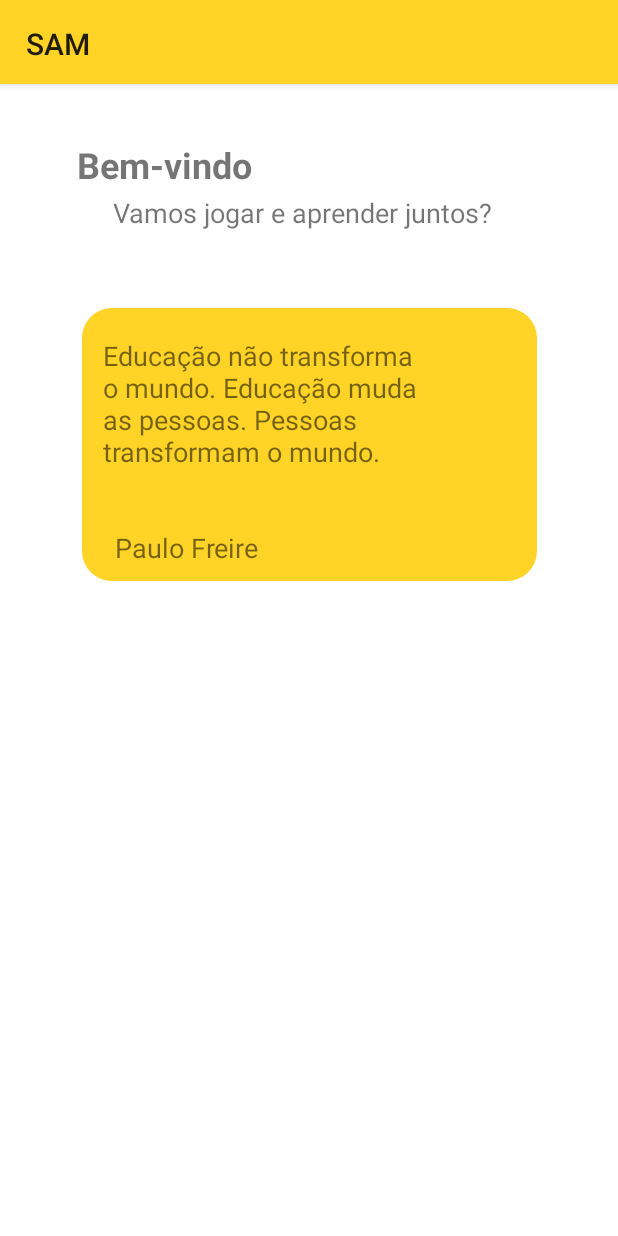
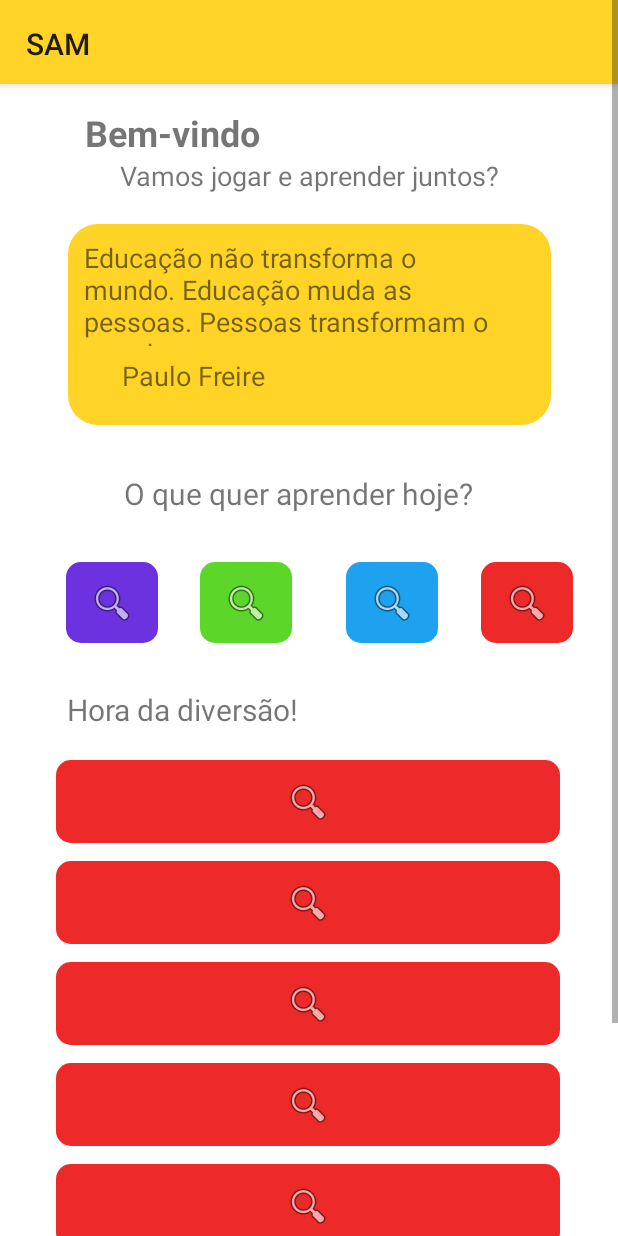
Before and after one commit to blackkseaw/SA_Android, an Android app: the Main2Activity screen opened directly, with no data from a screen before it, on a phone screen of 412 x 824 dp. Run offline under Robolectric (Android 15) with nearby library versions, the phone set to English and light mode, and no system bars.

Commit message:
scrollview funcionando e nada quebrando

```diff
--- /dev/null
+++ b/app/src/main/java/com/example/myapplication/CustomAdapter.java
@@ -0,0 +1,52 @@
+package com.example.myapplication;
+
+import androidx.appcompat.app.AppCompatActivity;
+
+import android.os.Bundle;
+import android.widget.BaseAdapter;
+import android.widget.Button;
+import android.view.View;
+import android.view.ViewGroup;
+
+import java.util.ArrayList;
+
+public class CustomAdapter extends BaseAdapter {
+    private ArrayList<Button> mButtons = null;
+    private int mColumnWidth, mColumnHeight;
+
+    public CustomAdapter(ArrayList<Button> buttons, int columnWidth, int columnHeight) {
+        mButtons = buttons;
+        mColumnWidth = columnWidth;
+        mColumnHeight = columnHeight;
+    }
+
+    @Override
+    public int getCount() {
+        return mButtons.size();
+    }
+
+    @Override
+    public Object getItem(int position) {return (Object) mButtons.get(position);}
+
+    @Override
+    public long getItemId(int position) {
+        return position;
+    }
+
+    @Override
+    public View getView(int position, View convertView, ViewGroup parent) {
+        Button button;
+
+        if (convertView == null) {
+            button = mButtons.get(position);
+        } else {
+            button = (Button) convertView;
+        }
+
+        android.widget.AbsListView.LayoutParams params =
+                new android.widget.AbsListView.LayoutParams(mColumnWidth, mColumnHeight);
+        button.setLayoutParams(params);
+
+        return button;
+    }
+}
--- a/app/src/main/java/com/example/myapplication/MainActivity.java
+++ b/app/src/main/java/com/example/myapplication/MainActivity.java
@@ -34,4 +34,5 @@ public class MainActivity extends AppCompatActivity {
         Intent intent = new Intent(getApplicationContext(), MainActivity.class);
         startActivity(intent);
     }
+
 }
--- a/app/src/main/java/com/example/myapplication/Quebracabeca.java
+++ /dev/null
@@ -1,14 +0,0 @@
-package com.example.myapplication;
-
-import androidx.appcompat.app.AppCompatActivity;
-
-import android.os.Bundle;
-
-public class Quebracabeca extends AppCompatActivity {
-
-    @Override
-    protected void onCreate(Bundle savedInstanceState) {
-        super.onCreate(savedInstanceState);
-        setContentView(R.layout.activity_quebracabeca);
-    }
-}
--- /dev/null
+++ b/app/src/main/res/drawable/bluebutton.xml
@@ -0,0 +1,9 @@
+<?xml version="1.0" encoding="utf-8"?>
+<selector xmlns:android="http://schemas.android.com/apk/res/android">
+    <item>
+        <shape android:shape="rectangle">
+            <solid android:color="#1EA2EF"/>
+            <corners android:radius="10dp"/>
+        </shape>
+    </item>
+</selector>
--- /dev/null
+++ b/app/src/main/res/drawable/greenbutton.xml
@@ -0,0 +1,9 @@
+<?xml version="1.0" encoding="utf-8"?>
+<selector xmlns:android="http://schemas.android.com/apk/res/android">
+    <item>
+        <shape android:shape="rectangle">
+            <solid android:color="#5CD628 "/>
+            <corners android:radius="10dp"/>
+        </shape>
+    </item>
+</selector>
--- /dev/null
+++ b/app/src/main/res/drawable/purplebutton.xml
@@ -0,0 +1,9 @@
+<?xml version="1.0" encoding="utf-8"?>
+<selector xmlns:android="http://schemas.android.com/apk/res/android">
+    <item>
+        <shape android:shape="rectangle">
+            <solid android:color="#6C32DF"/>
+            <corners android:radius="10dp"/>
+        </shape>
+    </item>
+</selector>
--- /dev/null
+++ b/app/src/main/res/drawable/redbutton.xml
@@ -0,0 +1,9 @@
+<?xml version="1.0" encoding="utf-8"?>
+<selector xmlns:android="http://schemas.android.com/apk/res/android">
+    <item>
+        <shape android:shape="rectangle">
+            <solid android:color="#ED2929"/>
+            <corners android:radius="10dp"/>
+        </shape>
+    </item>
+</selector>
--- a/app/src/main/res/layout/activity_main2.xml
+++ b/app/src/main/res/layout/activity_main2.xml
@@ -1,11 +1,17 @@
 <?xml version="1.0" encoding="utf-8"?>
-<androidx.constraintlayout.widget.ConstraintLayout xmlns:android="http://schemas.android.com/apk/res/android"
+<ScrollView xmlns:android="http://schemas.android.com/apk/res/android"
     xmlns:app="http://schemas.android.com/apk/res-auto"
     xmlns:tools="http://schemas.android.com/tools"
     android:layout_width="match_parent"
     android:layout_height="match_parent"
     android:background="@android:color/white"
     tools:context=".Main2Activity">
+
+    <LinearLayout
+        android:layout_width="match_parent"
+        android:layout_height="match_parent"
+        android:orientation="vertical">
+
 
     <com.google.android.material.appbar.AppBarLayout
         android:layout_width="match_parent"
@@ -33,72 +39,15 @@
             app:title="SAM" />
     </com.google.android.material.appbar.AppBarLayout>
 
-    <TextView
-        android:id="@+id/text5"
-        android:layout_width="303dp"
-        android:layout_height="182dp"
-        android:background="@drawable/yellow_box"
-        app:layout_constraintBottom_toBottomOf="parent"
-        app:layout_constraintEnd_toEndOf="parent"
-        app:layout_constraintStart_toStartOf="parent"
-        app:layout_constraintTop_toTopOf="parent"
-        app:layout_constraintVertical_bias="0.32" />
+        <include
+            layout="@layout/games"
+            android:layout_width="match_parent"
+            android:layout_height="403dp" />
 
-    <TextView
-        android:id="@+id/text6"
-        android:layout_width="219dp"
-        android:layout_height="105dp"
+        <include
+            layout="@layout/games2"
+            android:layout_width="match_parent"
+            android:layout_height="536dp" />
+    </LinearLayout>
 
-        android:text="Educação não transforma o mundo. Educação muda as pessoas. Pessoas transformam o mundo."
-        android:textSize="18sp"
-        app:layout_constraintBottom_toBottomOf="parent"
-        app:layout_constraintEnd_toEndOf="@+id/text5"
-        app:layout_constraintHorizontal_bias="0.166"
-        app:layout_constraintStart_toStartOf="@+id/text5"
-        app:layout_constraintTop_toTopOf="parent"
-        app:layout_constraintVertical_bias="0.313" />
-
-    <TextView
-        android:id="@+id/text10"
-        android:layout_width="142dp"
-        android:layout_height="27dp"
-
-        android:text="Paulo Freire"
-        android:textSize="18sp"
-        app:layout_constraintBottom_toBottomOf="parent"
-        app:layout_constraintEnd_toEndOf="@+id/text5"
-        app:layout_constraintHorizontal_bias="0.136"
-        app:layout_constraintStart_toStartOf="@+id/text5"
-        app:layout_constraintTop_toTopOf="parent"
-        app:layout_constraintVertical_bias="0.443" />
-
-    <TextView
-        android:id="@+id/text3"
-        android:layout_width="wrap_content"
-        android:layout_height="wrap_content"
-        android:text="Bem-vindo"
-        android:textSize="24sp"
-        android:textStyle="bold"
-        app:layout_constraintBottom_toBottomOf="parent"
-        app:layout_constraintEnd_toEndOf="parent"
-        app:layout_constraintHorizontal_bias="0.173"
-        app:layout_constraintStart_toStartOf="parent"
-        app:layout_constraintTop_toTopOf="parent"
-        app:layout_constraintVertical_bias="0.118" />
-
-    <TextView
-        android:id="@+id/text4"
-        android:layout_width="wrap_content"
-        android:layout_height="wrap_content"
-        android:text="Vamos jogar e aprender juntos?"
-        android:textSize="18sp"
-        app:layout_constraintBottom_toBottomOf="parent"
-        app:layout_constraintEnd_toEndOf="parent"
-        app:layout_constraintHorizontal_bias="0.472"
-        app:layout_constraintStart_toStartOf="parent"
-        app:layout_constraintTop_toTopOf="parent"
-        app:layout_constraintVertical_bias="0.162" />
-
-
-
-</androidx.constraintlayout.widget.ConstraintLayout>
+</ScrollView>
--- a/app/src/main/res/layout/activity_quebracabeca.xml
+++ b/app/src/main/res/layout/activity_quebracabeca.xml
@@ -4,6 +4,4 @@
     xmlns:tools="http://schemas.android.com/tools"
     android:layout_width="match_parent"
     android:layout_height="match_parent"
-    tools:context=".Quebracabeca">
-
-</androidx.constraintlayout.widget.ConstraintLayout>
+    tools:context=".Quebracabeca"/>
--- /dev/null
+++ b/app/src/main/res/layout/games.xml
@@ -0,0 +1,131 @@
+<?xml version="1.0" encoding="utf-8"?>
+<androidx.constraintlayout.widget.ConstraintLayout xmlns:android="http://schemas.android.com/apk/res/android"
+    xmlns:app="http://schemas.android.com/apk/res-auto"
+    xmlns:tools="http://schemas.android.com/tools"
+    android:layout_width="match_parent"
+    android:layout_height="match_parent"
+    android:orientation="vertical"
+    android:background="@android:color/white">
+
+
+    <ImageButton
+        android:id="@+id/imageButton2"
+        android:layout_width="61dp"
+        android:layout_height="54dp"
+        android:layout_marginStart="36dp"
+        android:layout_marginTop="32dp"
+        android:background="@drawable/bluebutton"
+        android:src="@android:drawable/ic_menu_search"
+        app:layout_constraintStart_toEndOf="@+id/imageButton"
+        app:layout_constraintTop_toBottomOf="@+id/text11" />
+
+    <TextView
+        android:id="@+id/text11"
+        android:layout_width="wrap_content"
+        android:layout_height="wrap_content"
+        android:layout_marginTop="32dp"
+        android:text="O que quer aprender hoje?"
+        android:textSize="20sp"
+        app:layout_constraintEnd_toEndOf="parent"
+        app:layout_constraintHorizontal_bias="0.461"
+        app:layout_constraintStart_toStartOf="parent"
+        app:layout_constraintTop_toBottomOf="@+id/text5" />
+
+    <ImageButton
+        android:id="@+id/imageButton3"
+        android:layout_width="61dp"
+        android:layout_height="54dp"
+        android:layout_marginStart="28dp"
+        android:layout_marginTop="32dp"
+        android:background="@drawable/redbutton"
+        android:src="@android:drawable/ic_menu_search"
+        app:layout_constraintEnd_toEndOf="parent"
+        app:layout_constraintHorizontal_bias="0.025"
+        app:layout_constraintStart_toEndOf="@+id/imageButton2"
+        app:layout_constraintTop_toBottomOf="@+id/text11" />
+
+    <ImageButton
+        android:id="@+id/imageButton4"
+        android:layout_width="61dp"
+        android:layout_height="54dp"
+        android:layout_marginStart="44dp"
+        android:layout_marginTop="32dp"
+        android:background="@drawable/purplebutton"
+        android:src="@android:drawable/ic_menu_search"
+        app:layout_constraintStart_toStartOf="parent"
+        app:layout_constraintTop_toBottomOf="@+id/text11" />
+
+    <ImageButton
+        android:id="@+id/imageButton"
+        android:layout_width="61dp"
+        android:layout_height="54dp"
+        android:layout_marginStart="28dp"
+        android:layout_marginTop="32dp"
+        android:background="@drawable/greenbutton"
+        android:src="@android:drawable/ic_menu_search"
+        app:layout_constraintStart_toEndOf="@+id/imageButton4"
+        app:layout_constraintTop_toBottomOf="@+id/text11" />
+
+    <TextView
+        android:id="@+id/text5"
+        android:layout_width="322dp"
+        android:layout_height="134dp"
+        android:layout_marginTop="20dp"
+        android:background="@drawable/yellow_box"
+        app:layout_constraintEnd_toEndOf="parent"
+        app:layout_constraintStart_toStartOf="parent"
+        app:layout_constraintTop_toBottomOf="@+id/text4" />
+
+    <TextView
+        android:id="@+id/text6"
+        android:layout_width="273dp"
+        android:layout_height="71dp"
+
+        android:text="Educação não transforma o mundo. Educação muda as pessoas. Pessoas transformam o mundo."
+        android:textSize="18sp"
+        app:layout_constraintBottom_toBottomOf="@+id/text5"
+        app:layout_constraintEnd_toEndOf="@+id/text5"
+        app:layout_constraintHorizontal_bias="0.224"
+        app:layout_constraintStart_toStartOf="@+id/text5"
+        app:layout_constraintTop_toTopOf="@+id/text5"
+        app:layout_constraintVertical_bias="0.158" />
+
+    <TextView
+        android:id="@+id/text10"
+        android:layout_width="142dp"
+        android:layout_height="27dp"
+
+        android:layout_marginBottom="18dp"
+        android:text="Paulo Freire"
+        android:textSize="18sp"
+        app:layout_constraintBottom_toBottomOf="@+id/text5"
+        app:layout_constraintEnd_toEndOf="@+id/text5"
+        app:layout_constraintHorizontal_bias="0.2"
+        app:layout_constraintStart_toStartOf="@+id/text5"
+        app:layout_constraintTop_toBottomOf="@+id/text6"
+        app:layout_constraintVertical_bias="1.0" />
+
+    <TextView
+        android:id="@+id/text4"
+        android:layout_width="wrap_content"
+        android:layout_height="wrap_content"
+        android:text="Vamos jogar e aprender juntos?"
+        android:textSize="18sp"
+        app:layout_constraintEnd_toEndOf="parent"
+        app:layout_constraintStart_toStartOf="parent"
+        app:layout_constraintTop_toBottomOf="@+id/text3" />
+
+    <TextView
+        android:id="@+id/text3"
+        android:layout_width="wrap_content"
+        android:layout_height="wrap_content"
+        android:layout_marginTop="16dp"
+        android:text="Bem-vindo"
+        android:textSize="24sp"
+        android:textStyle="bold"
+        app:layout_constraintEnd_toEndOf="parent"
+        app:layout_constraintHorizontal_bias="0.193"
+        app:layout_constraintStart_toStartOf="parent"
+        app:layout_constraintTop_toTopOf="parent" />
+
+</androidx.constraintlayout.widget.ConstraintLayout>
--- /dev/null
+++ b/app/src/main/res/layout/games2.xml
@@ -0,0 +1,104 @@
+<?xml version="1.0" encoding="utf-8"?>
+<androidx.constraintlayout.widget.ConstraintLayout
+    xmlns:android="http://schemas.android.com/apk/res/android"
+    xmlns:app="http://schemas.android.com/apk/res-auto"
+    xmlns:tools="http://schemas.android.com/tools"
+    android:layout_width="match_parent"
+    android:layout_height="match_parent">
+
+    <ImageButton
+        android:id="@+id/imageButton10"
+        android:layout_width="336dp"
+        android:layout_height="55dp"
+        android:layout_marginTop="12dp"
+        android:background="@drawable/redbutton"
+        android:src="@android:drawable/ic_menu_search"
+        app:layout_constraintEnd_toEndOf="parent"
+        app:layout_constraintHorizontal_bias="0.493"
+        app:layout_constraintStart_toStartOf="parent"
+        app:layout_constraintTop_toBottomOf="@+id/imageButton9" />
+
+    <ImageButton
+        android:id="@+id/imageButton9"
+        android:layout_width="336dp"
+        android:layout_height="55dp"
+        android:layout_marginTop="12dp"
+        android:background="@drawable/redbutton"
+        android:src="@android:drawable/ic_menu_search"
+        app:layout_constraintEnd_toEndOf="parent"
+        app:layout_constraintHorizontal_bias="0.493"
+        app:layout_constraintStart_toStartOf="parent"
+        app:layout_constraintTop_toBottomOf="@+id/imageButton11" />
+
+    <ImageButton
+        android:id="@+id/imageButton11"
+        android:layout_width="336dp"
+        android:layout_height="55dp"
+        android:layout_marginTop="12dp"
+        android:background="@drawable/redbutton"
+        android:src="@android:drawable/ic_menu_search"
+        app:layout_constraintEnd_toEndOf="parent"
+        app:layout_constraintHorizontal_bias="0.493"
+        app:layout_constraintStart_toStartOf="parent"
+        app:layout_constraintTop_toBottomOf="@+id/imageButton8" />
+
+    <ImageButton
+        android:id="@+id/imageButton5"
+        android:layout_width="336dp"
+        android:layout_height="55dp"
+        android:layout_marginTop="20dp"
+        android:background="@drawable/redbutton"
+        android:src="@android:drawable/ic_menu_search"
+        app:layout_constraintEnd_toEndOf="parent"
+        app:layout_constraintHorizontal_bias="0.493"
+        app:layout_constraintStart_toStartOf="parent"
+        app:layout_constraintTop_toBottomOf="@+id/text12" />
+
+    <ImageButton
+        android:id="@+id/imageButton6"
+        android:layout_width="336dp"
+        android:layout_height="55dp"
+        android:layout_marginTop="12dp"
+        android:background="@drawable/redbutton"
+        android:src="@android:drawable/ic_menu_search"
+        app:layout_constraintEnd_toEndOf="parent"
+        app:layout_constraintHorizontal_bias="0.493"
+        app:layout_constraintStart_toStartOf="parent"
+        app:layout_constraintTop_toBottomOf="@+id/imageButton5" />
+
+    <ImageButton
+        android:id="@+id/imageButton7"
+        android:layout_width="336dp"
+        android:layout_height="55dp"
+        android:layout_marginTop="12dp"
+        android:background="@drawable/redbutton"
+        android:src="@android:drawable/ic_menu_search"
+        app:layout_constraintEnd_toEndOf="parent"
+        app:layout_constraintHorizontal_bias="0.493"
+        app:layout_constraintStart_toStartOf="parent"
+        app:layout_constraintTop_toBottomOf="@+id/imageButton6" />
+
+    <ImageButton
+        android:id="@+id/imageButton8"
+        android:layout_width="336dp"
+        android:layout_height="55dp"
+        android:layout_marginTop="12dp"
+        android:background="@drawable/redbutton"
+        android:src="@android:drawable/ic_menu_search"
+        app:layout_constraintEnd_toEndOf="parent"
+        app:layout_constraintHorizontal_bias="0.493"
+        app:layout_constraintStart_toStartOf="parent"
+        app:layout_constraintTop_toBottomOf="@+id/imageButton7" />
+
+    <TextView
+        android:id="@+id/text12"
+        android:layout_width="wrap_content"
+        android:layout_height="wrap_content"
+        android:layout_marginTop="28dp"
+        android:text="Hora da diversão!"
+        android:textSize="20sp"
+        app:layout_constraintEnd_toEndOf="parent"
+        app:layout_constraintHorizontal_bias="0.173"
+        app:layout_constraintStart_toStartOf="parent"
+        app:layout_constraintTop_toBottomOf="@+id/imageButton4" />
+</androidx.constraintlayout.widget.ConstraintLayout>
--- a/app/src/main/res/values/strings.xml
+++ b/app/src/main/res/values/strings.xml
@@ -27,4 +27,10 @@
     <string name="invalid_login">
         Dados de login inválidos.
     </string>
+
+
+    <string name="app_name">ScrollView</string>
+    <string name="prompt_password">senhaentrar</string>
+    <string name="action_sign_in_short">senhanova</string>
+
 </resources>
```
Also changed, not shown: app/src/main/AndroidManifest.xml (+17 -12 lines).
